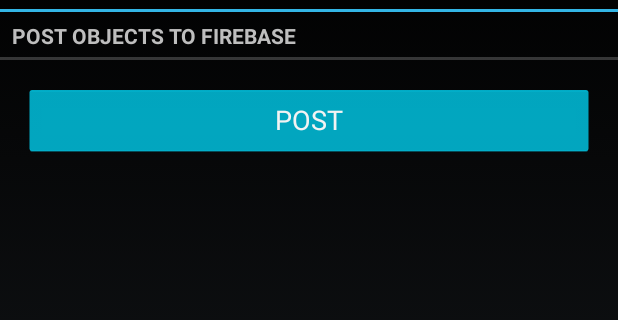
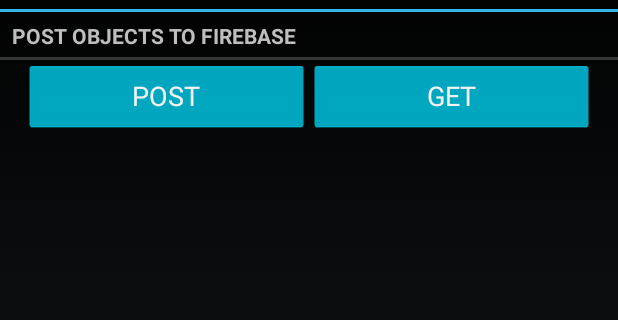
Before and after one commit to dgghun/Regis_ProjectFirebase, an Android app: the layout fragment_main.xml on its own in the app's theme, with its tools: preview values and no code run, on a phone screen of 412 x 824 dp, the part 60-380 px from its top. Run offline under Robolectric (Android 15) with nearby library versions, the phone set to English and light mode, and no system bars; network calls fail.

Commit message:
Finished GET working on post with Volley

```diff
--- a/Project_Firebase/app/src/main/res/layout/fragment_main.xml
+++ b/Project_Firebase/app/src/main/res/layout/fragment_main.xml
@@ -9,22 +9,44 @@
         android:text="@string/main_title_label"
         style="?android:listSeparatorTextViewStyle"
         />
-    <Button android:id="@+id/button_POST"
+
+    <LinearLayout
         android:layout_width="match_parent"
         android:layout_height="wrap_content"
-        android:text="@string/post_button"
-        android:layout_marginLeft="16dp"
-        android:layout_marginRight="16dp"
-        android:layout_marginTop="16dp"
-        android:backgroundTint="@android:color/holo_blue_bright"
-        />
+        android:orientation="horizontal"
+        >
+
+        <Button
+            android:id="@+id/button_POST"
+            android:layout_width="match_parent"
+            android:layout_height="wrap_content"
+            android:layout_marginRight="0dp"
+            android:layout_marginLeft="16dp"
+            android:backgroundTint="@android:color/holo_blue_bright"
+            android:text="@string/post_button"
+            android:layout_weight="1"
+            />
+        <Button
+            android:id="@+id/button_GET"
+            android:layout_width="match_parent"
+            android:layout_height="wrap_content"
+            android:layout_marginLeft="0dp"
+            android:layout_marginRight="16dp"
+            android:backgroundTint="@android:color/holo_blue_bright"
+            android:layout_toRightOf="@id/button_POST"
+            android:text="@string/get_button"
+            android:layout_weight="1"
+            />
+    </LinearLayout>
 
     <android.support.v7.widget.RecyclerView
         android:id="@+id/RecyclerView_outputWindow"
         android:scrollbars="vertical"
         android:layout_width="match_parent"
         android:layout_height="wrap_content"
-        android:layout_margin="16dp"
+        android:layout_marginLeft="16dp"
+        android:layout_marginRight="16dp"
+        android:layout_marginBottom="16dp"
         />
 </LinearLayout>
 
--- a/Project_Firebase/app/src/main/res/values/colors.xml
+++ b/Project_Firebase/app/src/main/res/values/colors.xml
@@ -5,4 +5,5 @@
     <color name="colorAccent">#ffffff</color>
 
     <color name="green">#06a303</color>
+    <color name="dark_grey">#31343a</color>
 </resources>
--- a/Project_Firebase/app/src/main/res/values/strings.xml
+++ b/Project_Firebase/app/src/main/res/values/strings.xml
@@ -2,5 +2,6 @@
     <string name="app_name">DGarcia - Project Firebase</string>
     <string name="main_title_label">Post objects to Firebase</string>
     <string name="post_button">POST</string>
+    <string name="get_button">GET</string>
     <string name="output_window_label">Ready&#8230;</string>
 </resources>
```
Also changed, not shown: Project_Firebase/app/src/main/java/com/dgarcia/project_firebase/MainFragment.java (+109 -63 lines).
